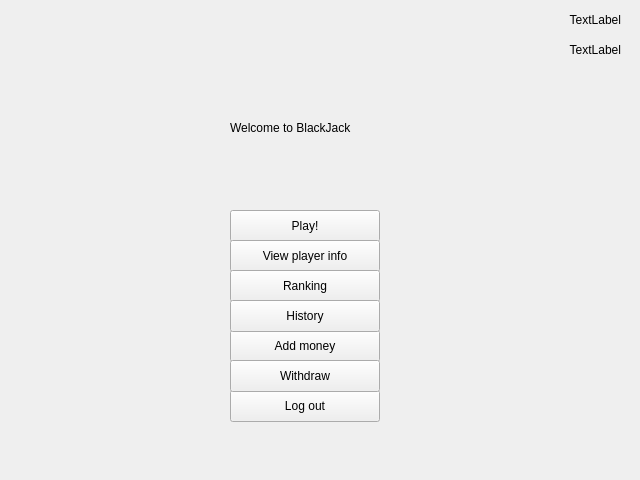
This is blackjack-client/ui/home.ui in lehoangtran289/Blackjack as Qt 5 draws it before an edit. The edited form follows.
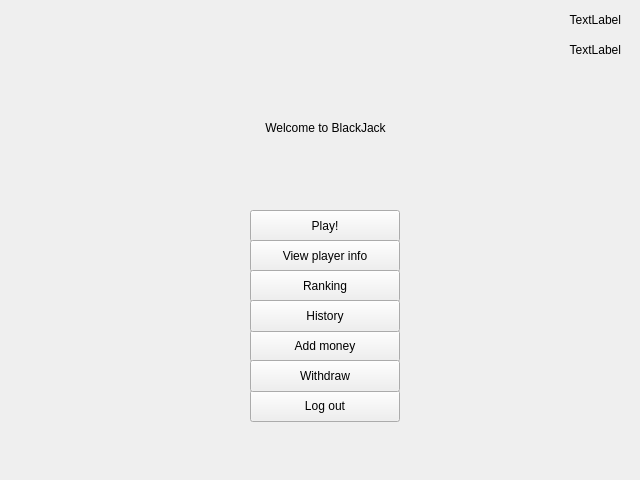
This is the edited form.

Diff of the .ui file:
```diff
--- a/blackjack-client/ui/home.ui
+++ b/blackjack-client/ui/home.ui
@@ -19,7 +19,7 @@
   <widget class="QPushButton" name="play_button">
    <property name="geometry">
     <rect>
-     <x>230</x>
+     <x>250</x>
      <y>210</y>
      <width>150</width>
      <height>32</height>
@@ -32,7 +32,7 @@
   <widget class="QPushButton" name="logout_button">
    <property name="geometry">
     <rect>
-     <x>230</x>
+     <x>250</x>
      <y>390</y>
      <width>150</width>
      <height>32</height>
@@ -45,7 +45,7 @@
   <widget class="QPushButton" name="add_button">
    <property name="geometry">
     <rect>
-     <x>230</x>
+     <x>250</x>
      <y>330</y>
      <width>150</width>
      <height>32</height>
@@ -58,7 +58,7 @@
   <widget class="QPushButton" name="info_button">
    <property name="geometry">
     <rect>
-     <x>230</x>
+     <x>250</x>
      <y>240</y>
      <width>150</width>
      <height>32</height>
@@ -71,7 +71,7 @@
   <widget class="QPushButton" name="show_rank_button">
    <property name="geometry">
     <rect>
-     <x>230</x>
+     <x>250</x>
      <y>270</y>
      <width>150</width>
      <height>32</height>
@@ -93,6 +93,9 @@
    <property name="text">
     <string>Welcome to BlackJack</string>
    </property>
+   <property name="alignment">
+    <set>Qt::AlignCenter</set>
+   </property>
   </widget>
   <widget class="QLabel" name="username_label">
    <property name="geometry">
@@ -129,7 +132,7 @@
   <widget class="QPushButton" name="withdraw_button">
    <property name="geometry">
     <rect>
-     <x>230</x>
+     <x>250</x>
      <y>360</y>
      <width>150</width>
      <height>32</height>
@@ -142,7 +145,7 @@
   <widget class="QPushButton" name="history_button">
    <property name="geometry">
     <rect>
-     <x>230</x>
+     <x>250</x>
      <y>300</y>
      <width>150</width>
      <height>32</height>
```
